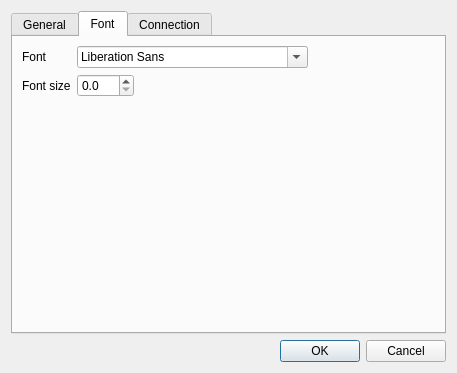
Qt form src/CSettingsDialog.ui (inyokaproject/inyokaedit) before a commit.
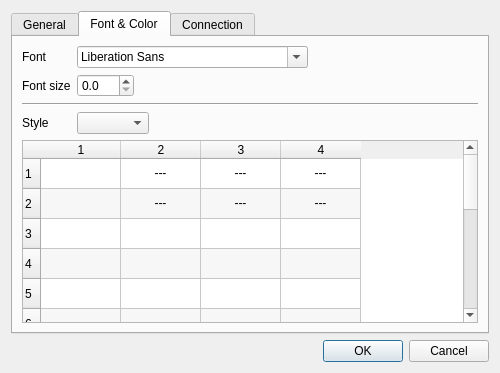
The same form after that commit. The open tabs and pages were chosen to show the change. Icons and pictures are not drawn.

Commit message: Edit/create syntax highlighting in settings dialog.

```diff
--- a/src/CSettingsDialog.ui
+++ b/src/CSettingsDialog.ui
@@ -6,7 +6,7 @@
    <rect>
     <x>0</x>
     <y>0</y>
-    <width>457</width>
+    <width>500</width>
     <height>373</height>
    </rect>
   </property>
@@ -134,7 +134,7 @@
      </widget>
      <widget class="QWidget" name="fontTab">
       <attribute name="title">
-       <string>Font</string>
+       <string>Font &amp;&amp; Color</string>
       </attribute>
       <layout class="QFormLayout" name="formLayout_2">
        <property name="fieldGrowthPolicy">
@@ -164,6 +164,523 @@
          </property>
         </widget>
        </item>
+       <item row="2" column="0" colspan="2">
+        <widget class="Line" name="line2">
+         <property name="orientation">
+          <enum>Qt::Horizontal</enum>
+         </property>
+        </widget>
+       </item>
+       <item row="3" column="0">
+        <widget class="QLabel" name="styleLabel">
+         <property name="text">
+          <string>Style</string>
+         </property>
+        </widget>
+       </item>
+       <item row="3" column="1">
+        <widget class="QComboBox" name="styleFilesBox"/>
+       </item>
+       <item row="4" column="0" colspan="2">
+        <widget class="QTableWidget" name="styleTable">
+         <property name="alternatingRowColors">
+          <bool>true</bool>
+         </property>
+         <property name="selectionMode">
+          <enum>QAbstractItemView::NoSelection</enum>
+         </property>
+         <property name="rowCount">
+          <number>14</number>
+         </property>
+         <property name="columnCount">
+          <number>4</number>
+         </property>
+         <attribute name="horizontalHeaderDefaultSectionSize">
+          <number>80</number>
+         </attribute>
+         <row/>
+         <row/>
+         <row/>
+         <row/>
+         <row/>
+         <row/>
+         <row/>
+         <row/>
+         <row/>
+         <row/>
+         <row/>
+         <row/>
+         <row/>
+         <row/>
+         <column/>
+         <column/>
+         <column/>
+         <column/>
+         <item row="0" column="0">
+          <property name="text">
+           <string/>
+          </property>
+         </item>
+         <item row="0" column="1">
+          <property name="text">
+           <string notr="true">---</string>
+          </property>
+          <property name="textAlignment">
+           <set>AlignHCenter|AlignVCenter|AlignCenter</set>
+          </property>
+          <property name="flags">
+           <set>NoItemFlags</set>
+          </property>
+         </item>
+         <item row="0" column="2">
+          <property name="text">
+           <string notr="true">---</string>
+          </property>
+          <property name="textAlignment">
+           <set>AlignHCenter|AlignVCenter|AlignCenter</set>
+          </property>
+          <property name="flags">
+           <set>NoItemFlags</set>
+          </property>
+         </item>
+         <item row="0" column="3">
+          <property name="text">
+           <string notr="true">---</string>
+          </property>
+          <property name="textAlignment">
+           <set>AlignHCenter|AlignVCenter|AlignCenter</set>
+          </property>
+          <property name="flags">
+           <set>NoItemFlags</set>
+          </property>
+         </item>
+         <item row="1" column="0">
+          <property name="text">
+           <string/>
+          </property>
+         </item>
+         <item row="1" column="1">
+          <property name="text">
+           <string notr="true">---</string>
+          </property>
+          <property name="textAlignment">
+           <set>AlignHCenter|AlignVCenter|AlignCenter</set>
+          </property>
+          <property name="flags">
+           <set>NoItemFlags</set>
+          </property>
+         </item>
+         <item row="1" column="2">
+          <property name="text">
+           <string notr="true">---</string>
+          </property>
+          <property name="textAlignment">
+           <set>AlignHCenter|AlignVCenter|AlignCenter</set>
+          </property>
+          <property name="flags">
+           <set>NoItemFlags</set>
+          </property>
+         </item>
+         <item row="1" column="3">
+          <property name="text">
+           <string notr="true">---</string>
+          </property>
+          <property name="textAlignment">
+           <set>AlignHCenter|AlignVCenter|AlignCenter</set>
+          </property>
+          <property name="flags">
+           <set>NoItemFlags</set>
+          </property>
+         </item>
+         <item row="2" column="0">
+          <property name="text">
+           <string/>
+          </property>
+         </item>
+         <item row="2" column="1">
+          <property name="text">
+           <string/>
+          </property>
+          <property name="checkState">
+           <enum>Unchecked</enum>
+          </property>
+          <property name="flags">
+           <set>ItemIsUserCheckable|ItemIsEnabled</set>
+          </property>
+         </item>
+         <item row="2" column="2">
+          <property name="text">
+           <string/>
+          </property>
+          <property name="textAlignment">
+           <set>AlignLeft|AlignVCenter</set>
+          </property>
+          <property name="checkState">
+           <enum>Unchecked</enum>
+          </property>
+          <property name="flags">
+           <set>ItemIsUserCheckable|ItemIsEnabled</set>
+          </property>
+         </item>
+         <item row="2" column="3">
+          <property name="text">
+           <string/>
+          </property>
+         </item>
+         <item row="3" column="0">
+          <property name="text">
+           <string/>
+          </property>
+         </item>
+         <item row="3" column="1">
+          <property name="text">
+           <string/>
+          </property>
+          <property name="checkState">
+           <enum>Unchecked</enum>
+          </property>
+          <property name="flags">
+           <set>ItemIsUserCheckable|ItemIsEnabled</set>
+          </property>
+         </item>
+         <item row="3" column="2">
+          <property name="text">
+           <string/>
+          </property>
+          <property name="checkState">
+           <enum>Unchecked</enum>
+          </property>
+          <property name="flags">
+           <set>ItemIsUserCheckable|ItemIsEnabled</set>
+          </property>
+         </item>
+         <item row="3" column="3">
+          <property name="text">
+           <string/>
+          </property>
+         </item>
+         <item row="4" column="0">
+          <property name="text">
+           <string/>
+          </property>
+         </item>
+         <item row="4" column="1">
+          <property name="text">
+           <string/>
+          </property>
+          <property name="checkState">
+           <enum>Unchecked</enum>
+          </property>
+          <property name="flags">
+           <set>ItemIsUserCheckable|ItemIsEnabled</set>
+          </property>
+         </item>
+         <item row="4" column="2">
+          <property name="text">
+           <string/>
+          </property>
+          <property name="checkState">
+           <enum>Unchecked</enum>
+          </property>
+          <property name="flags">
+           <set>ItemIsUserCheckable|ItemIsEnabled</set>
+          </property>
+         </item>
+         <item row="4" column="3">
+          <property name="text">
+           <string/>
+          </property>
+         </item>
+         <item row="5" column="0">
+          <property name="text">
+           <string/>
+          </property>
+         </item>
+         <item row="5" column="1">
+          <property name="text">
+           <string/>
+          </property>
+          <property name="checkState">
+           <enum>Unchecked</enum>
+          </property>
+          <property name="flags">
+           <set>ItemIsUserCheckable|ItemIsEnabled</set>
+          </property>
+         </item>
+         <item row="5" column="2">
+          <property name="text">
+           <string/>
+          </property>
+          <property name="checkState">
+           <enum>Unchecked</enum>
+          </property>
+          <property name="flags">
+           <set>ItemIsUserCheckable|ItemIsEnabled</set>
+          </property>
+         </item>
+         <item row="5" column="3">
+          <property name="text">
+           <string/>
+          </property>
+         </item>
+         <item row="6" column="0">
+          <property name="text">
+           <string/>
+          </property>
+         </item>
+         <item row="6" column="1">
+          <property name="text">
+           <string/>
+          </property>
+          <property name="checkState">
+           <enum>Unchecked</enum>
+          </property>
+          <property name="flags">
+           <set>ItemIsUserCheckable|ItemIsEnabled</set>
+          </property>
+         </item>
+         <item row="6" column="2">
+          <property name="text">
+           <string/>
+          </property>
+          <property name="checkState">
+           <enum>Unchecked</enum>
+          </property>
+          <property name="flags">
+           <set>ItemIsUserCheckable|ItemIsEnabled</set>
+          </property>
+         </item>
+         <item row="6" column="3">
+          <property name="text">
+           <string/>
+          </property>
+         </item>
+         <item row="7" column="0">
+          <property name="text">
+           <string/>
+          </property>
+         </item>
+         <item row="7" column="1">
+          <property name="text">
+           <string/>
+          </property>
+          <property name="checkState">
+           <enum>Unchecked</enum>
+          </property>
+          <property name="flags">
+           <set>ItemIsUserCheckable|ItemIsEnabled</set>
+          </property>
+         </item>
+         <item row="7" column="2">
+          <property name="text">
+           <string/>
+          </property>
+          <property name="checkState">
+           <enum>Unchecked</enum>
+          </property>
+          <property name="flags">
+           <set>ItemIsUserCheckable|ItemIsEnabled</set>
+          </property>
+         </item>
+         <item row="7" column="3">
+          <property name="text">
+           <string/>
+          </property>
+         </item>
+         <item row="8" column="0">
+          <property name="text">
+           <string/>
+          </property>
+         </item>
+         <item row="8" column="1">
+          <property name="text">
+           <string/>
+          </property>
+          <property name="checkState">
+           <enum>Unchecked</enum>
+          </property>
+          <property name="flags">
+           <set>ItemIsUserCheckable|ItemIsEnabled</set>
+          </property>
+         </item>
+         <item row="8" column="2">
+          <property name="text">
+           <string/>
+          </property>
+          <property name="checkState">
+           <enum>Unchecked</enum>
+          </property>
+          <property name="flags">
+           <set>ItemIsUserCheckable|ItemIsEnabled</set>
+          </property>
+         </item>
+         <item row="8" column="3">
+          <property name="text">
+           <string/>
+          </property>
+         </item>
+         <item row="9" column="0">
+          <property name="text">
+           <string/>
+          </property>
+         </item>
+         <item row="9" column="1">
+          <property name="text">
+           <string/>
+          </property>
+          <property name="checkState">
+           <enum>Unchecked</enum>
+          </property>
+          <property name="flags">
+           <set>ItemIsUserCheckable|ItemIsEnabled</set>
+          </property>
+         </item>
+         <item row="9" column="2">
+          <property name="text">
+           <string/>
+          </property>
+          <property name="checkState">
+           <enum>Unchecked</enum>
+          </property>
+          <property name="flags">
+           <set>ItemIsUserCheckable|ItemIsEnabled</set>
+          </property>
+         </item>
+         <item row="9" column="3">
+          <property name="text">
+           <string/>
+          </property>
+         </item>
+         <item row="10" column="0">
+          <property name="text">
+           <string/>
+          </property>
+         </item>
+         <item row="10" column="1">
+          <property name="text">
+           <string/>
+          </property>
+          <property name="checkState">
+           <enum>Unchecked</enum>
+          </property>
+          <property name="flags">
+           <set>ItemIsUserCheckable|ItemIsEnabled</set>
+          </property>
+         </item>
+         <item row="10" column="2">
+          <property name="text">
+           <string/>
+          </property>
+          <property name="checkState">
+           <enum>Unchecked</enum>
+          </property>
+          <property name="flags">
+           <set>ItemIsUserCheckable|ItemIsEnabled</set>
+          </property>
+         </item>
+         <item row="10" column="3">
+          <property name="text">
+           <string/>
+          </property>
+         </item>
+         <item row="11" column="0">
+          <property name="text">
+           <string/>
+          </property>
+         </item>
+         <item row="11" column="1">
+          <property name="text">
+           <string/>
+          </property>
+          <property name="checkState">
+           <enum>Unchecked</enum>
+          </property>
+          <property name="flags">
+           <set>ItemIsUserCheckable|ItemIsEnabled</set>
+          </property>
+         </item>
+         <item row="11" column="2">
+          <property name="text">
+           <string/>
+          </property>
+          <property name="checkState">
+           <enum>Unchecked</enum>
+          </property>
+          <property name="flags">
+           <set>ItemIsUserCheckable|ItemIsEnabled</set>
+          </property>
+         </item>
+         <item row="11" column="3">
+          <property name="text">
+           <string/>
+          </property>
+         </item>
+         <item row="12" column="0">
+          <property name="text">
+           <string/>
+          </property>
+         </item>
+         <item row="12" column="1">
+          <property name="text">
+           <string/>
+          </property>
+          <property name="checkState">
+           <enum>Unchecked</enum>
+          </property>
+          <property name="flags">
+           <set>ItemIsUserCheckable|ItemIsEnabled</set>
+          </property>
+         </item>
+         <item row="12" column="2">
+          <property name="text">
+           <string/>
+          </property>
+          <property name="checkState">
+           <enum>Unchecked</enum>
+          </property>
+          <property name="flags">
+           <set>ItemIsUserCheckable|ItemIsEnabled</set>
+          </property>
+         </item>
+         <item row="12" column="3">
+          <property name="text">
+           <string/>
+          </property>
+         </item>
+         <item row="13" column="0">
+          <property name="text">
+           <string/>
+          </property>
+         </item>
+         <item row="13" column="1">
+          <property name="text">
+           <string/>
+          </property>
+          <property name="checkState">
+           <enum>Unchecked</enum>
+          </property>
+          <property name="flags">
+           <set>ItemIsUserCheckable|ItemIsEnabled</set>
+          </property>
+         </item>
+         <item row="13" column="2">
+          <property name="text">
+           <string/>
+          </property>
+          <property name="checkState">
+           <enum>Unchecked</enum>
+          </property>
+          <property name="flags">
+           <set>ItemIsUserCheckable|ItemIsEnabled</set>
+          </property>
+         </item>
+         <item row="13" column="3">
+          <property name="text">
+           <string/>
+          </property>
+         </item>
+        </widget>
+       </item>
       </layout>
      </widget>
      <widget class="QWidget" name="lastOpenedTab">
```
The commit also changes 16 other files.
